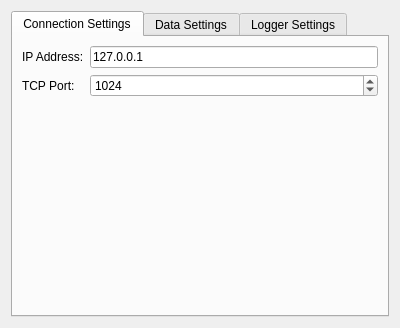
Qt form settings.ui (niklaskarel/qt-multiclient-logger) before a commit.
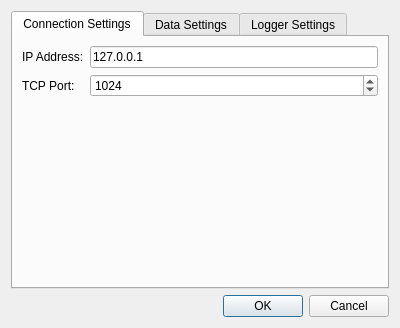
The same form after that commit. The open tabs and pages were chosen to show the change.

Commit message: Fix critical crash, refactor settings dialog, improve plotting

```diff
--- a/settings.ui
+++ b/settings.ui
@@ -193,6 +193,13 @@
      </widget>
     </widget>
    </item>
+   <item>
+    <widget class="QDialogButtonBox" name="buttonBox">
+     <property name="standardButtons">
+      <set>QDialogButtonBox::StandardButton::Cancel|QDialogButtonBox::StandardButton::Ok</set>
+     </property>
+    </widget>
+   </item>
   </layout>
  </widget>
  <resources/>
```
Left out of the diff: 2 changed lines with no effect on the pictures. The commit also changes 18 other files.
